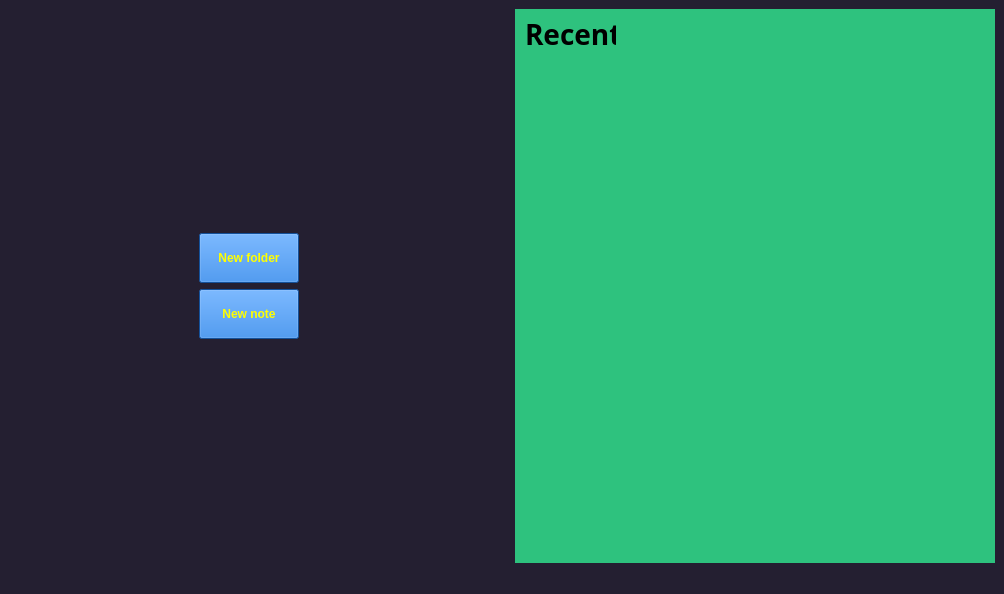
Qt form src/mainwindow.ui (itRoy-pentest/smart_notes) before a commit.
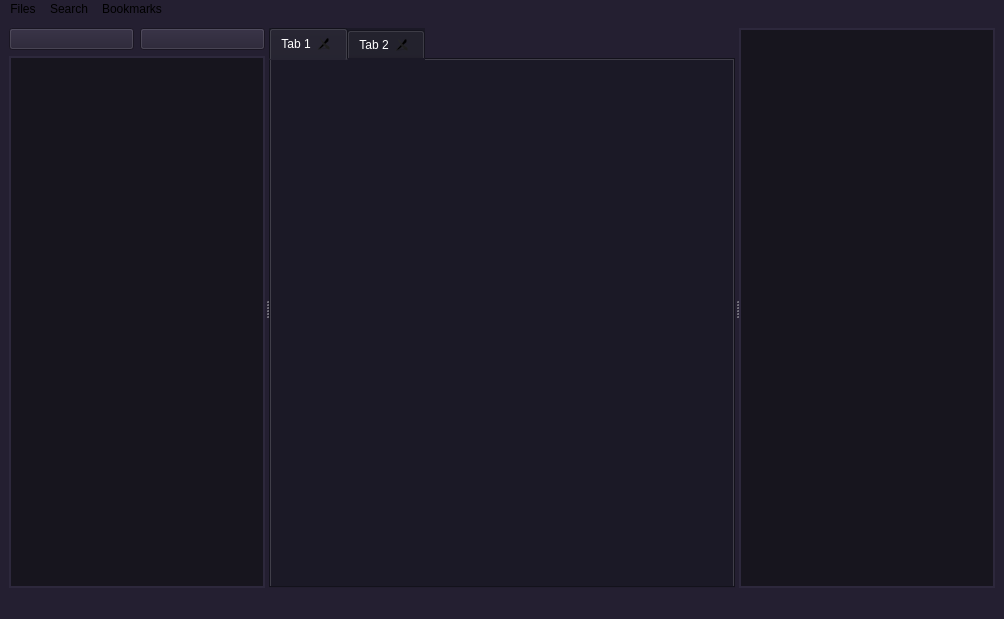
The same form after that commit. Icons and pictures are not drawn.

```diff
--- a/src/mainwindow.ui
+++ b/src/mainwindow.ui
@@ -10,7 +10,7 @@
     <x>0</x>
     <y>0</y>
     <width>1004</width>
-    <height>594</height>
+    <height>619</height>
    </rect>
   </property>
   <property name="windowTitle">
@@ -23,175 +23,153 @@
 }</string>
   </property>
   <widget class="QWidget" name="centralwidget">
-   <layout class="QHBoxLayout" name="horizontalLayout">
+   <layout class="QVBoxLayout" name="verticalLayout_2">
     <item>
+     <widget class="QSplitter" name="splitter">
+      <property name="orientation">
+       <enum>Qt::Horizontal</enum>
+      </property>
+      <widget class="QWidget" name="">
      <layout class="QVBoxLayout" name="verticalLayout">
       <item>
-       <spacer name="verticalSpacer_3">
-        <property name="orientation">
-         <enum>Qt::Vertical</enum>
-        </property>
-        <property name="sizeHint" stdset="0">
+         <layout class="QHBoxLayout" name="horizontalLayout">
+          <item>
+           <widget class="QPushButton" name="addNote">
+            <property name="styleSheet">
+             <string notr="true"/>
+            </property>
+            <property name="text">
+             <string/>
+            </property>
+            <property name="icon">
+             <iconset resource="../images/icon.qrc">
+              <normaloff>:/icon/addNote.png</normaloff>:/icon/addNote.png</iconset>
+            </property>
+            <property name="iconSize">
          <size>
-          <width>20</width>
-          <height>40</height>
-         </size>
-        </property>
-       </spacer>
-      </item>
-      <item alignment="Qt::AlignHCenter|Qt::AlignVCenter">
-       <widget class="QPushButton" name="newFolder">
+              <width>30</width>
+              <height>30</height>
+             </size>
+            </property>
+           </widget>
+          </item>
+          <item>
+           <widget class="QPushButton" name="addFolder">
+            <property name="styleSheet">
+             <string notr="true"/>
+            </property>
+            <property name="text">
+             <string/>
+            </property>
+            <property name="icon">
+             <iconset resource="../images/icon.qrc">
+              <normaloff>:/icon/addFolder.png</normaloff>:/icon/addFolder.png</iconset>
+            </property>
+            <property name="iconSize">
+             <size>
+              <width>30</width>
+              <height>30</height>
+             </size>
+            </property>
+           </widget>
+          </item>
+         </layout>
+        </item>
+        <item>
+         <widget class="QListWidget" name="listWidget">
+          <property name="styleSheet">
+           <string notr="true">QWidget {
+
+background-color: rgb(23, 21, 30); /* Цвет фона */
+
+color: white; /* Цвет текста */
+
+border: 2px solid rgb(45, 40, 60); /* Цвет рамки */
+
+padding: 10px; /* Отступы */
+
+}</string>
+          </property>
+         </widget>
+        </item>
+       </layout>
+      </widget>
+      <widget class="QTabWidget" name="tabWidget">
         <property name="sizePolicy">
-         <sizepolicy hsizetype="Minimum" vsizetype="Fixed">
-          <horstretch>0</horstretch>
+        <sizepolicy hsizetype="Expanding" vsizetype="Expanding">
+         <horstretch>1</horstretch>
           <verstretch>0</verstretch>
          </sizepolicy>
         </property>
-        <property name="minimumSize">
-         <size>
-          <width>100</width>
-          <height>50</height>
-         </size>
-        </property>
-        <property name="font">
-         <font>
-          <bold>true</bold>
-         </font>
-        </property>
-        <property name="cursor">
-         <cursorShape>ArrowCursor</cursorShape>
-        </property>
-        <property name="mouseTracking">
+       <property name="styleSheet">
+        <string notr="true">QWidget {
+
+background-color: rgb(27, 25, 38); /* Цвет фона */
+
+color: white; /* Цвет текста */
+
+}</string>
+       </property>
+       <property name="currentIndex">
+        <number>0</number>
+       </property>
+       <property name="tabsClosable">
+        <bool>true</bool>
+       </property>
+       <property name="movable">
+        <bool>true</bool>
+       </property>
+       <property name="tabBarAutoHide">
          <bool>false</bool>
         </property>
-        <property name="styleSheet">
-         <string notr="true">QWidget
-{
-	background-color: rgb(28, 113, 216);
-}
-
-QPushButton
-{
-	color:yellow;
-}</string>
-        </property>
-        <property name="text">
-         <string>New folder</string>
-        </property>
+       <widget class="QWidget" name="tab_1">
+        <attribute name="title">
+         <string>Tab 1</string>
+        </attribute>
        </widget>
-      </item>
-      <item alignment="Qt::AlignHCenter|Qt::AlignTop">
-       <widget class="QPushButton" name="newNote">
+       <widget class="QWidget" name="tab_2">
+        <attribute name="title">
+         <string>Tab 2</string>
+        </attribute>
+       </widget>
+      </widget>
+      <widget class="QListWidget" name="rightListWidget">
         <property name="sizePolicy">
-         <sizepolicy hsizetype="Minimum" vsizetype="Fixed">
+        <sizepolicy hsizetype="Expanding" vsizetype="Expanding">
           <horstretch>0</horstretch>
           <verstretch>0</verstretch>
          </sizepolicy>
         </property>
         <property name="minimumSize">
          <size>
-          <width>100</width>
-          <height>50</height>
+         <width>0</width>
+         <height>0</height>
          </size>
         </property>
         <property name="sizeIncrement">
          <size>
           <width>0</width>
-          <height>0</height>
-         </size>
-        </property>
-        <property name="baseSize">
-         <size>
-          <width>0</width>
-          <height>0</height>
-         </size>
-        </property>
-        <property name="font">
-         <font>
-          <bold>true</bold>
-         </font>
-        </property>
-        <property name="cursor">
-         <cursorShape>PointingHandCursor</cursorShape>
-        </property>
+         <height>6</height>
+        </size>
+       </property>
         <property name="styleSheet">
-         <string notr="true">QWidget
-{
-	background-color: rgb(28, 113, 216);
-}
+        <string notr="true">QWidget {
 
-QPushButton
-{
-	color:yellow;
-}</string>
-        </property>
-        <property name="text">
-         <string>New note</string>
-        </property>
-       </widget>
-      </item>
-      <item>
-       <spacer name="verticalSpacer_2">
-        <property name="orientation">
-         <enum>Qt::Vertical</enum>
-        </property>
-        <property name="sizeHint" stdset="0">
-         <size>
-          <width>20</width>
-          <height>40</height>
-         </size>
-        </property>
-       </spacer>
-      </item>
-     </layout>
-    </item>
-    <item>
-     <spacer name="verticalSpacer">
-      <property name="orientation">
-       <enum>Qt::Vertical</enum>
-      </property>
-      <property name="sizeHint" stdset="0">
-       <size>
-        <width>20</width>
-        <height>40</height>
-       </size>
-      </property>
-     </spacer>
-    </item>
-    <item>
-     <layout class="QVBoxLayout" name="verticalLayout_3">
-      <item>
-       <widget class="QWidget" name="widget" native="true">
-        <property name="styleSheet">
-         <string notr="true">QWidget
-{
-background-color: rgb(46, 194, 126);
+background-color: rgb(23, 21, 30); /* Цвет фона */
 
+color: white; /* Цвет текста */
+
+border: 2px solid rgb(45, 40, 60); /* Цвет рамки */
+
+padding: 10px; /* Отступы */
+
 }</string>
         </property>
-        <widget class="QLabel" name="label">
-         <property name="geometry">
-          <rect>
-           <x>10</x>
-           <y>10</y>
-           <width>91</width>
-           <height>31</height>
-          </rect>
-         </property>
-         <property name="font">
-          <font>
-           <family>NotoSerifTamilSlanted ExtraCondensed</family>
-           <pointsize>21</pointsize>
-           <bold>true</bold>
-          </font>
-         </property>
-         <property name="text">
-          <string>Recent</string>
-         </property>
-        </widget>
-       </widget>
-      </item>
-     </layout>
+       <property name="currentRow">
+        <number>-1</number>
+       </property>
+      </widget>
+     </widget>
     </item>
    </layout>
   </widget>
@@ -204,6 +182,24 @@
      <height>23</height>
     </rect>
    </property>
+   <widget class="QMenu" name="menuFiles">
+    <property name="title">
+     <string>Files</string>
+    </property>
+   </widget>
+   <widget class="QMenu" name="menuSearch">
+    <property name="title">
+     <string>Search</string>
+    </property>
+   </widget>
+   <widget class="QMenu" name="menuBookmarks">
+    <property name="title">
+     <string>Bookmarks</string>
+    </property>
+   </widget>
+   <addaction name="menuFiles"/>
+   <addaction name="menuSearch"/>
+   <addaction name="menuBookmarks"/>
   </widget>
   <widget class="QStatusBar" name="statusbar"/>
  </widget>
```
Left out of the diff: 4 changed lines with no effect on the pictures. Lines whose indentation alone changed are shown as unchanged.
